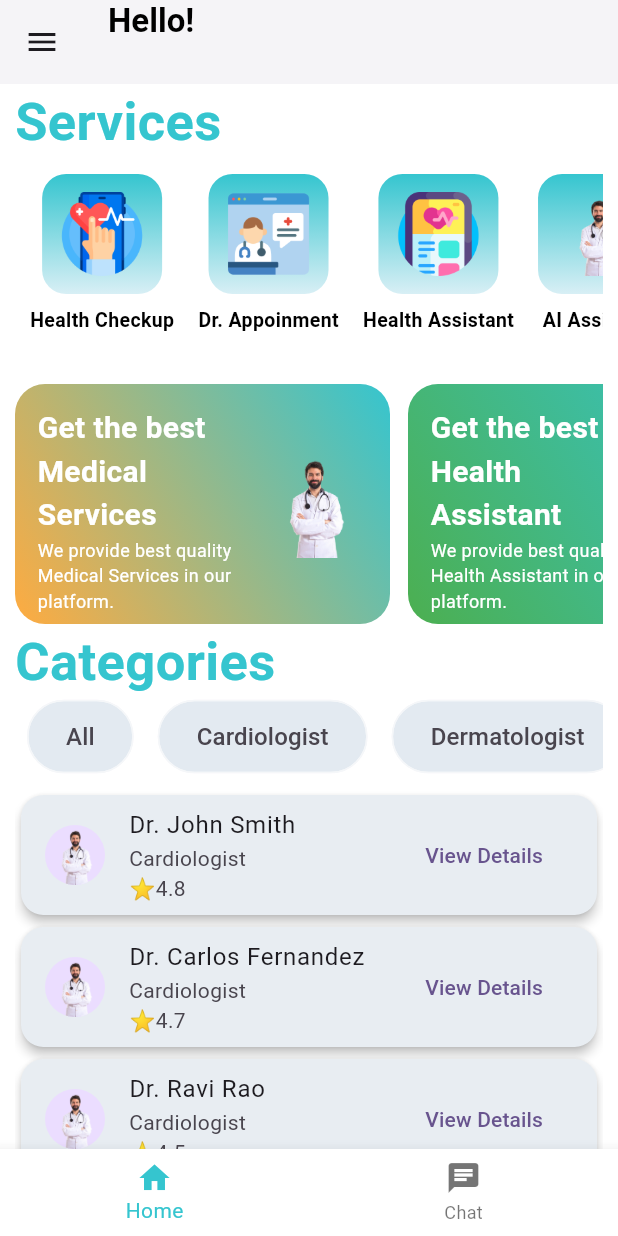
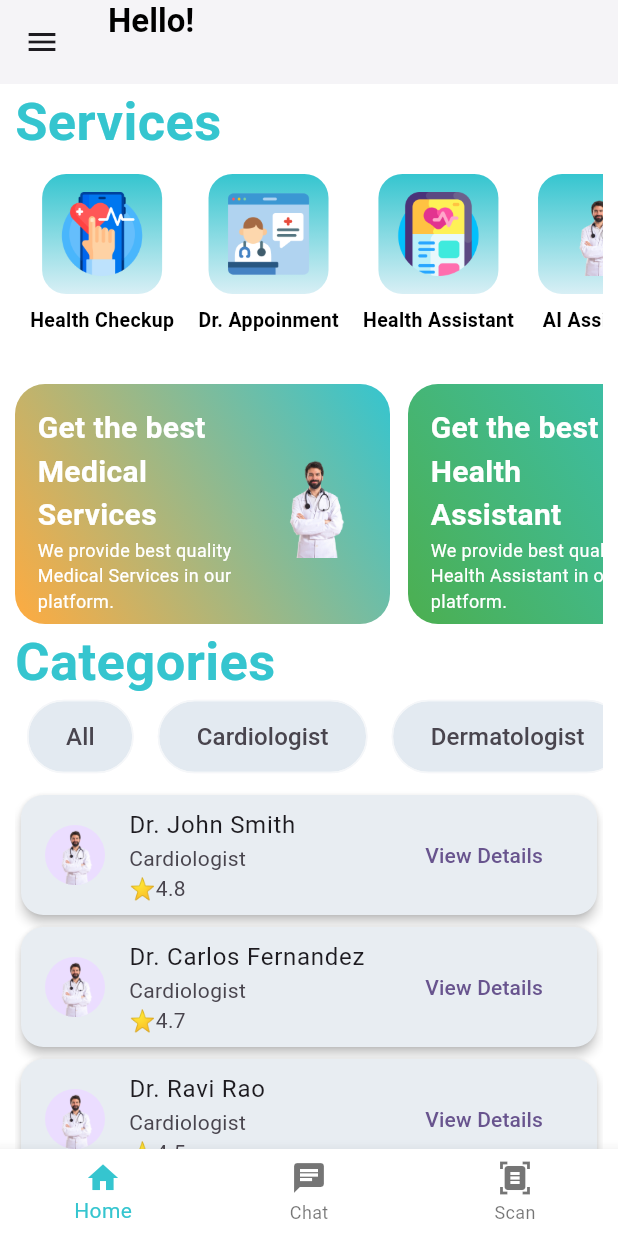
Before and after one commit to SubhajitRuiDas/MedWise, a Flutter app: the HomeScreen screen opened directly, on a phone screen of 412 x 824 dp. Run offline on Flutter 3.47's test engine with Material 3 defaults, Android fonts, the light colour scheme and no system bars; our stand-ins replace bloc, cloud_firestore, firebase_auth, firebase_core, flutter_bloc, google_sign_in and 1 more; accounts and stored records are empty; generated files the repository leaves out were written again.

Commit message:
prescription scan screen

```diff
--- a/lib/screens/home_screen.dart
+++ b/lib/screens/home_screen.dart
@@ -1,6 +1,8 @@
 import 'package:cloud_firestore/cloud_firestore.dart';
 import 'package:firebase_auth/firebase_auth.dart';
 import 'package:flutter/material.dart';
+import 'package:med_tech_app/screens/chat_with_model_screen.dart';
+import 'package:med_tech_app/screens/scan_prescription_screen.dart';
 import 'package:med_tech_app/utils/colors_util.dart';
 import 'package:med_tech_app/utils/dr_data_list.dart';
 import 'package:med_tech_app/utils/user_details.dart';
@@ -31,20 +33,19 @@ class _HomeScreenState extends State<HomeScreen> {
     super.initState();
     fetchUserName();
   }
-  @override
-  Widget build(BuildContext context) {
-    return Scaffold(
-      backgroundColor: homeScreenBg,
-      appBar: AppBar(
-        title: Text(
-          "Hello!\n$username",
-          style: TextStyle(color: Colors.black, fontWeight: FontWeight.bold),
-        ),
-        backgroundColor: homeScreenBg,
-        elevation: 2,
-      ),
-      drawer: MainSideDrawer(),
-      body: ListView(
+
+  Widget _selectCurrentScreenBasedOnBottomNavbar(){
+    if(_selectedScreen == 0){
+      return _homeScreenContent();
+    } else if(_selectedScreen == 1){
+      return const ChatWithModelScreen();
+    } else {
+      return const ScanPrescriptionScreen();
+    }
+  }
+
+  Widget _homeScreenContent(){
+    return ListView(
         padding: EdgeInsets.symmetric(horizontal: 10),
         scrollDirection: Axis.vertical,
         children: [
@@ -144,7 +145,22 @@ class _HomeScreenState extends State<HomeScreen> {
                 }),
             ),
         ],
+      );
+  }
+  @override
+  Widget build(BuildContext context) {
+    return Scaffold(
+      backgroundColor: homeScreenBg,
+      appBar: AppBar(
+        title: Text(
+          "Hello!\n$username",
+          style: TextStyle(color: Colors.black, fontWeight: FontWeight.bold),
+        ),
+        backgroundColor: homeScreenBg,
+        elevation: 2,
       ),
+      drawer: MainSideDrawer(),
+      body: _selectCurrentScreenBasedOnBottomNavbar(),
       bottomNavigationBar: BottomNavigationBar(
         onTap: (value) {
           setState(() {
@@ -156,6 +172,7 @@ class _HomeScreenState extends State<HomeScreen> {
         items: [
           BottomNavigationBarItem(icon: Icon(Icons.home), label: "Home"),
           BottomNavigationBarItem(icon: Icon(Icons.chat), label: "Chat"),
+          BottomNavigationBarItem(icon: Icon(Icons.document_scanner), label: "Scan"),
         ],
         backgroundColor: homeScreenBg,
       ),
--- a/pubspec.yaml
+++ b/pubspec.yaml
@@ -40,6 +40,7 @@ dependencies:
   cloud_firestore: ^5.6.6
   google_sign_in: ^6.3.0
   flutter_bloc: ^9.1.0
+  image_picker: ^1.1.2
 
 dev_dependencies:
   flutter_test:
```
Also changed, not shown: lib/screens/chat_with_model_screen.dart (added, +10 -0 lines), lib/screens/scan_prescription_screen.dart (added, +81 -0 lines), lib/widget/prescription_image_picker.dart (added, +57 -0 lines), assets/images/take-a-photo.png (added), pubspec.lock, 9 other files.
